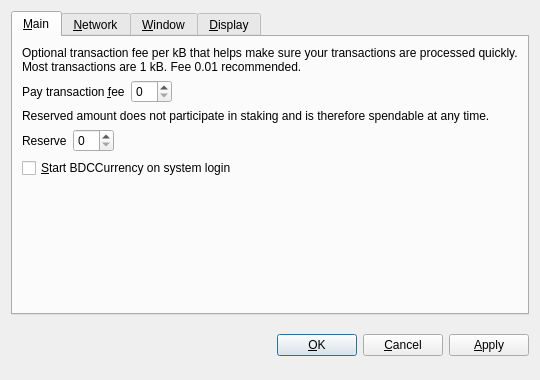
Qt form src/qt/forms/optionsdialog.ui (bdcctech/bdcc) before a commit.
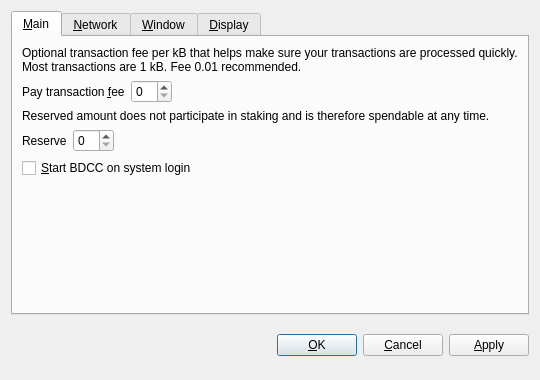
The same form after that commit. Custom widgets are drawn as their Qt base class.

Patch:
```diff
--- a/src/qt/forms/optionsdialog.ui
+++ b/src/qt/forms/optionsdialog.ui
@@ -128,7 +128,7 @@
           <string>Automatically start BDCCurrency after logging in to the system.</string>
          </property>
          <property name="text">
-          <string>&amp;Start BDCCurrency on system login</string>
+          <string>&amp;Start BDCC on system login</string>
          </property>
         </widget>
        </item>
```
Left out of the diff: 8 changed lines with no effect on the pictures.
